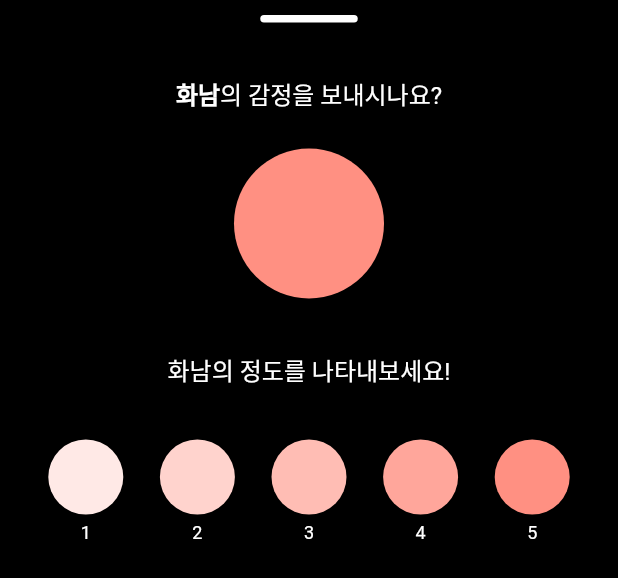
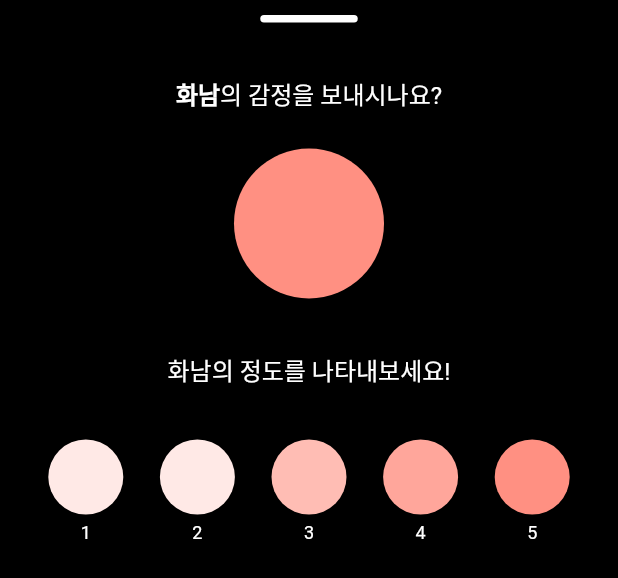
Before and after one commit to QuiD-0/connectee, a Flutter app: the ValueSelector widget shown alone on an empty page, opened directly, on a phone screen of 412 x 824 dp. Shown: the top 578 px of the screen. Run offline on Flutter 3.47's test engine with Material 2 defaults, Android fonts, the phone set to English and light mode, and no system bars; our stand-ins replace carousel_slider; missing offline and left inert: simple_gesture_detector; network calls fail; Roboto replaces fonts that are missing (GmarketSans).

Commit message:
bottom sheet detail color

```diff
--- a/lib/widget/home/DetailCard/reaction_buttons.dart
+++ b/lib/widget/home/DetailCard/reaction_buttons.dart
@@ -1,16 +1,6 @@
 import 'package:flutter/cupertino.dart';
 import 'package:flutter/material.dart';
 
-List emotionList = ["화남", "놀람", "기쁨", "슬픔", "역겨움", "공포", "중립"];
-List emotionColorList = [
-  Color(0xffFF9082),
-  Color(0xffFD7F8B),
-  Color(0xffFFD275),
-  Color(0xff7DDEF6),
-  Color(0xff79D3BA),
-  Color(0xffAE81A2),
-  Color(0xffAAB2BD),
-];
 
 class ReactionButtons extends StatefulWidget {
   final data;
@@ -526,20 +516,23 @@ class ValueSelector extends StatelessWidget {
                   child: Column(
                     children: [
                       Container(
+                        // 이모티콘 표정 적용
+                        // child: Image.asset('assets/emotions/emotion_2_on.png'),
                         width: 50,
                         height: 50,
                         decoration: BoxDecoration(
-                            color: Color(0xffFFE9E6),
+                            color: detailColorList[emotion - 1][0],
                             borderRadius: BorderRadius.circular(50)),
                       ),
                       SizedBox(height: 5),
                       Text(
                         '1',
-                        style: TextStyle(color: Colors.white,fontSize: 12),
+                        style: TextStyle(color: Colors.white, fontSize: 12),
                       )
                     ],
                   ),
-                ),GestureDetector(
+                ),
+                GestureDetector(
                   onTap: () {
                     Navigator.of(context).pop(4);
                   },
@@ -549,13 +542,13 @@ class ValueSelector extends StatelessWidget {
                         width: 50,
                         height: 50,
                         decoration: BoxDecoration(
-                            color: Color(0xffffd3cd),
+                            color: detailColorList[emotion - 1][1],
                             borderRadius: BorderRadius.circular(50)),
                       ),
                       SizedBox(height: 5),
                       Text(
                         '2',
-                        style: TextStyle(color: Colors.white,fontSize: 12),
+                        style: TextStyle(color: Colors.white, fontSize: 12),
                       )
                     ],
                   ),
@@ -570,13 +563,13 @@ class ValueSelector extends StatelessWidget {
                         width: 50,
                         height: 50,
                         decoration: BoxDecoration(
-                            color: Color(0xffFFbdb4),
+                            color: detailColorList[emotion - 1][2],
                             borderRadius: BorderRadius.circular(50)),
                       ),
                       SizedBox(height: 5),
                       Text(
                         '3',
-                        style: TextStyle(color: Colors.white,fontSize: 12),
+                        style: TextStyle(color: Colors.white, fontSize: 12),
                       )
                     ],
                   ),
@@ -591,13 +584,13 @@ class ValueSelector extends StatelessWidget {
                         width: 50,
                         height: 50,
                         decoration: BoxDecoration(
-                            color: Color(0xffffa69b),
+                            color: detailColorList[emotion - 1][3],
                             borderRadius: BorderRadius.circular(50)),
                       ),
                       SizedBox(height: 5),
                       Text(
                         '4',
-                        style: TextStyle(color: Colors.white,fontSize: 12),
+                        style: TextStyle(color: Colors.white, fontSize: 12),
                       )
                     ],
                   ),
@@ -612,13 +605,13 @@ class ValueSelector extends StatelessWidget {
                         width: 50,
                         height: 50,
                         decoration: BoxDecoration(
-                            color: Color(0xffff9082),
+                            color: detailColorList[emotion - 1][4],
                             borderRadius: BorderRadius.circular(50)),
                       ),
                       SizedBox(height: 5),
                       Text(
                         '5',
-                        style: TextStyle(color: Colors.white,fontSize: 12),
+                        style: TextStyle(color: Colors.white, fontSize: 12),
                       )
                     ],
                   ),
@@ -631,3 +624,67 @@ class ValueSelector extends StatelessWidget {
     );
   }
 }
+
+
+
+List emotionList = ["화남", "놀람", "기쁨", "슬픔", "역겨움", "공포", "중립"];
+List emotionColorList = [
+  Color(0xffFF9082),
+  Color(0xffFD7F8B),
+  Color(0xffFFD275),
+  Color(0xff7DDEF6),
+  Color(0xff79D3BA),
+  Color(0xffAE81A2),
+  Color(0xffAAB2BD),
+];
+List<List> detailColorList = [
+  [
+    Color(0xffFFE9E6),
+    Color(0xffFFE9E6),
+    Color(0xffFFBDB4),
+    Color(0xffFFA69B),
+    Color(0xffFF9082),
+  ],
+  [
+    Color(0xffFFE5E8),
+    Color(0xffFECCD1),
+    Color(0xffFEB2B9),
+    Color(0xffFD99A2),
+    Color(0xffFD7F8B),
+  ],
+  [
+    Color(0xffFFF6E3),
+    Color(0xffFFEDC8),
+    Color(0xffFFE4AC),
+    Color(0xffFFDB91),
+    Color(0xffFFD275),
+  ],
+  [
+    Color(0xffE5F8FD),
+    Color(0xffCBF2FB),
+    Color(0xffB1EBFA),
+    Color(0xff97E5F8),
+    Color(0xff97E5F8),
+  ],
+  [
+    Color(0xffE4F6F1),
+    Color(0xffC9EDE3),
+    Color(0xffAFE5D6),
+    Color(0xff94DCC8),
+    Color(0xff79D3BA),
+  ],
+  [
+    Color(0xffEFE6EC),
+    Color(0xffDFCDDA),
+    Color(0xffCEB3C7),
+    Color(0xffBE9AB5),
+    Color(0xffAE81A2),
+  ],
+  [
+    Color(0xffEEF0F2),
+    Color(0xffDDE0E5),
+    Color(0xffCCD1D7),
+    Color(0xffBBC1CA),
+    Color(0xffAAB2BD),
+  ],
+];
```
